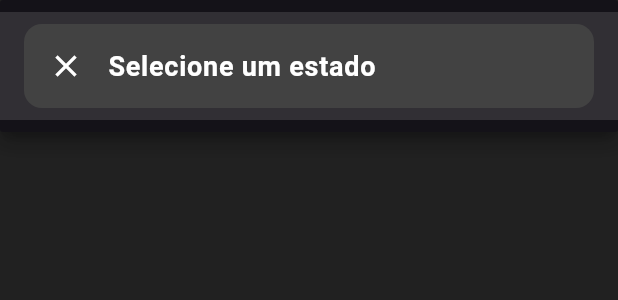
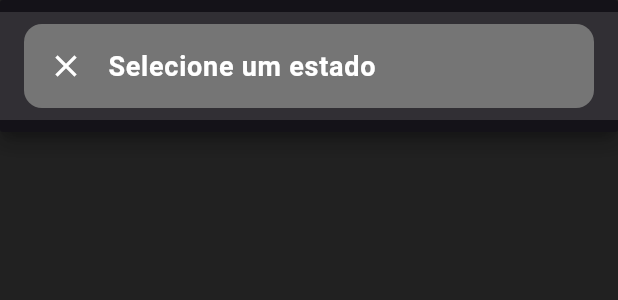
Before and after one commit to leandrorochaadm/search_cities, a Flutter app: the RegionDropdownWidget widget shown alone on an empty page, opened directly with empty values, after a tap on "Selecione um estado", on a phone screen of 412 x 824 dp. Shown: the top 300 px of the screen. Run offline on Flutter 3.47's test engine with Material 3 defaults, Android fonts, the phone set to English and light mode, and no system bars; our stand-ins replace dartz, dio, equatable, flutter_bloc; network calls fail.

```diff
--- a/lib/presentation/screens/region_city_screen.dart
+++ b/lib/presentation/screens/region_city_screen.dart
@@ -17,7 +17,7 @@ class RegionCityScreen extends StatelessWidget {
           getCitiesByRegionUseCase: context.read<GetCitiesByRegionUseCase>(),
         )..add(FetchRegionsEvent()),
         child: Scaffold(
-          appBar: AppBar(title: const Text("Estados e Cidades")),
+          appBar: AppBar(title: const Text('Municípios por estados')),
           body: Padding(
             padding: EdgeInsets.symmetric(horizontal: 16.0),
             child: BlocBuilder<RegionCityBloc, RegionCityState>(
--- a/lib/presentation/widgets/region_dropdown_widget.dart
+++ b/lib/presentation/widgets/region_dropdown_widget.dart
@@ -45,6 +45,7 @@ class RegionDropdownWidget extends StatelessWidget {
                 style: Theme.of(context).textTheme.bodyLarge,
               ),
               leading: Icon(Icons.clear),
+              tileColor: Colors.grey.shade600,
             ),
           ),
           ...regions.map(
```
Also changed, not shown: assets/1.jpeg (added), assets/2.jpeg (added), assets/3.jpeg (added), assets/4.jpeg (added), 2 other files.
